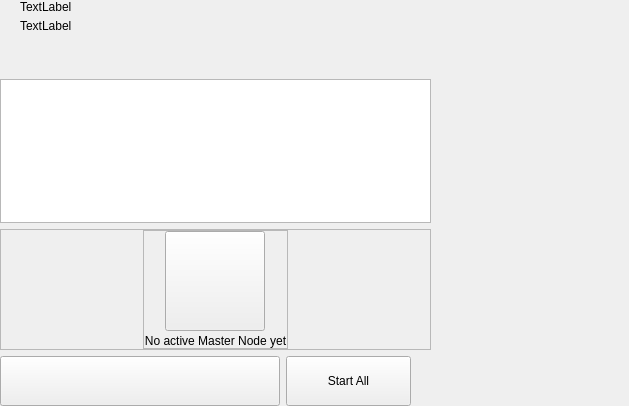
This is src/qt/pivx/forms/masternodeswidget.ui in RapidsOfficial/Rapids as Qt 5 draws it before an edit. The edited form follows.
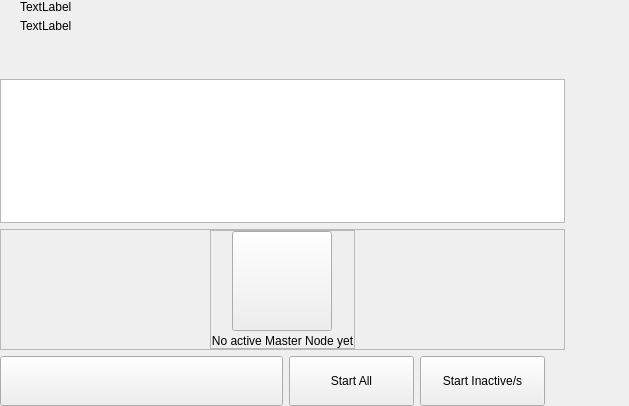
This is the edited form. Custom widgets are drawn as their Qt base class.

Commit message: [GUI][Model] Start missing masternodes flow implemented.

```diff
--- a/src/qt/pivx/forms/masternodeswidget.ui
+++ b/src/qt/pivx/forms/masternodeswidget.ui
@@ -264,13 +264,13 @@
            <widget class="QPushButton" name="pushButtonSave">
             <property name="minimumSize">
              <size>
-              <width>280</width>
+              <width>283</width>
               <height>50</height>
              </size>
             </property>
             <property name="maximumSize">
              <size>
-              <width>280</width>
+              <width>283</width>
               <height>50</height>
              </size>
             </property>
@@ -295,6 +295,19 @@
             </property>
            </widget>
           </item>
+          <item>
+           <widget class="QPushButton" name="pushButtonStartMissing">
+            <property name="minimumSize">
+             <size>
+              <width>125</width>
+              <height>50</height>
+             </size>
+            </property>
+            <property name="text">
+             <string>Start Inactive/s</string>
+            </property>
+           </widget>
+          </item>
          </layout>
         </item>
        </layout>
```
The commit also changes 4 other files.
